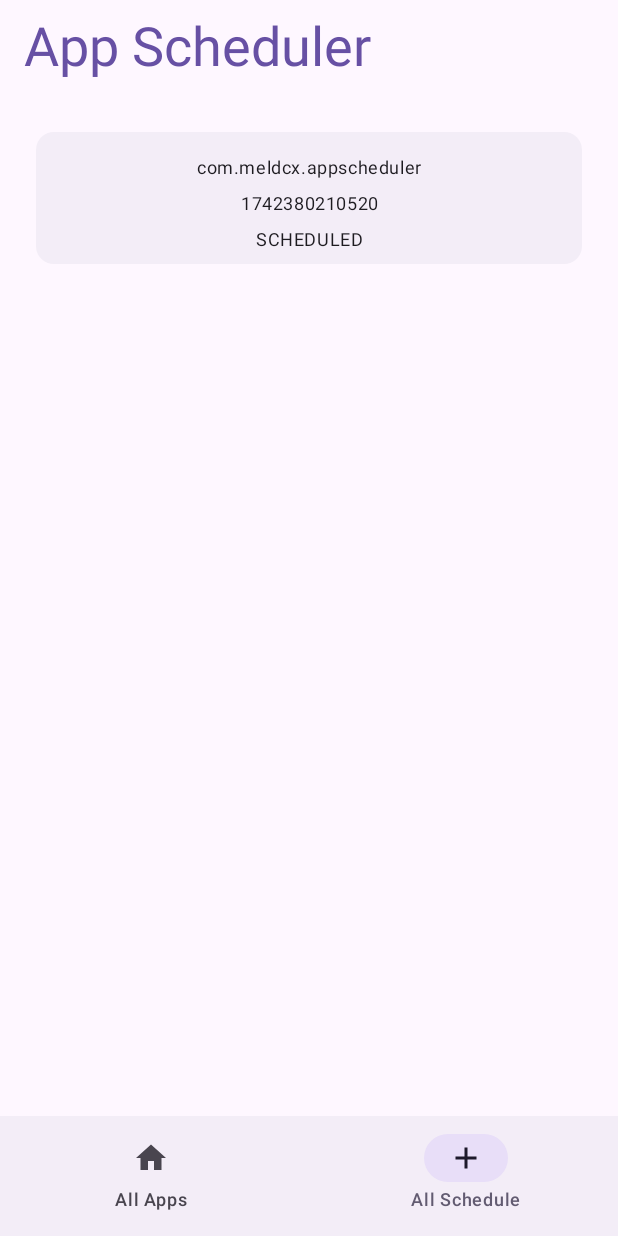
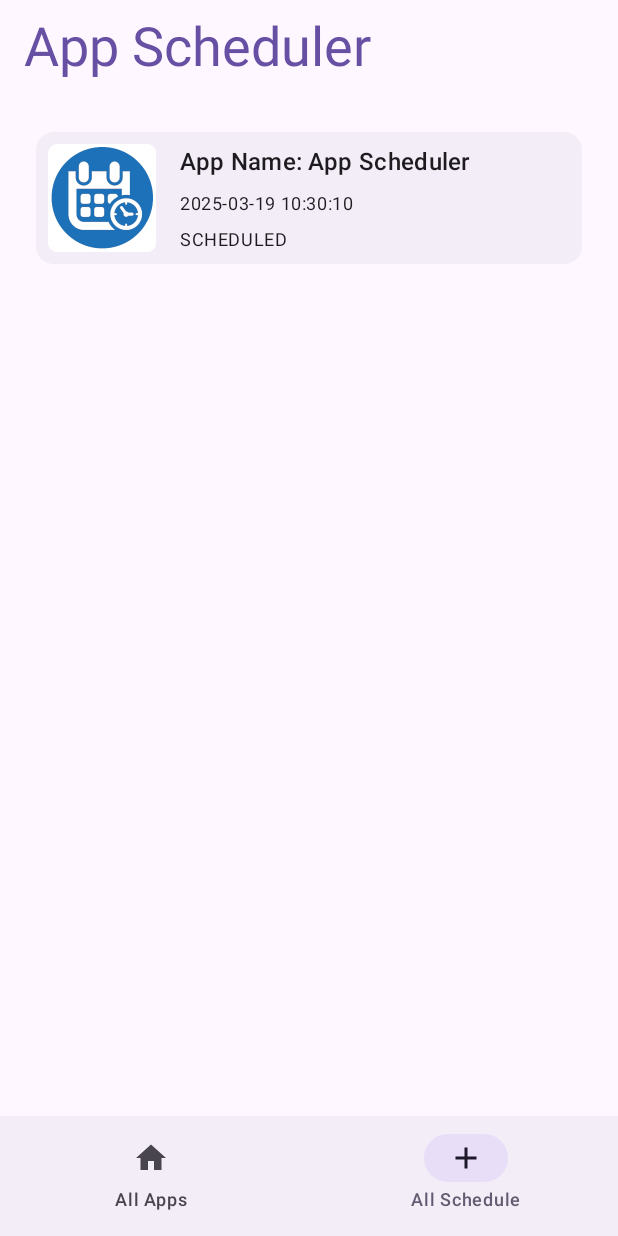
Before and after one commit to asadullah012/appscheduler, an Android app built with Jetpack Compose: the AppScheduleScreen screen opened through its navigation route, on a phone screen of 412 x 824 dp. Run offline under Robolectric (Android 15) with nearby library versions, the phone set to English and light mode, and no system bars; our stand-ins replace Room's generated code.

Commit message:
updated schedule repo and schedule ui

```diff
--- a/app/build.gradle.kts
+++ b/app/build.gradle.kts
@@ -59,6 +59,8 @@ dependencies {
     testImplementation(libs.androidx.room.testing)
     implementation(libs.androidx.room.paging)
 
+    implementation(libs.accompanist.permissions)
+
     implementation(libs.koin.android)
     implementation(libs.koin.androidx.compose)
     testImplementation(libs.junit)
--- a/app/src/main/AndroidManifest.xml
+++ b/app/src/main/AndroidManifest.xml
@@ -4,6 +4,7 @@
 
     <uses-permission android:name="android.permission.QUERY_ALL_PACKAGES"
         tools:ignore="QueryAllPackagesPermission" />
+    <uses-permission android:name="android.permission.SCHEDULE_EXACT_ALARM"/>
 
     <application
         android:name=".MainApplication"
--- a/app/src/main/java/com/meldcx/appscheduler/MainActivity.kt
+++ b/app/src/main/java/com/meldcx/appscheduler/MainActivity.kt
@@ -5,6 +5,7 @@ import androidx.activity.ComponentActivity
 import androidx.activity.compose.setContent
 import com.meldcx.appscheduler.presentation.screen.AppListScreen
 import com.meldcx.appscheduler.presentation.screen.MainScreen
+import com.meldcx.appscheduler.utils.GrantPermission
 
 class MainActivity : ComponentActivity() {
     override fun onCreate(savedInstanceState: Bundle?) {
--- a/app/src/main/java/com/meldcx/appscheduler/domain/repository/AppRepository.kt
+++ b/app/src/main/java/com/meldcx/appscheduler/domain/repository/AppRepository.kt
@@ -8,8 +8,4 @@ interface AppRepository {
     fun getInstalledApps(): Flow<List<AppInfo>>
     suspend fun saveApps(apps: List<AppInfo>)
     suspend fun syncInstalledApp()
-
-    fun getLaunchSchedules(): Flow<List<LaunchSchedule>>
-    suspend fun insertLaunchSchedule(launchSchedule: LaunchSchedule)
-    suspend fun deleteAllLaunchSchedule()
 }
--- /dev/null
+++ b/app/src/main/java/com/meldcx/appscheduler/domain/repository/ScheduleRepository.kt
@@ -0,0 +1,10 @@
+package com.meldcx.appscheduler.domain.repository
+
+import com.meldcx.appscheduler.domain.model.LaunchSchedule
+import kotlinx.coroutines.flow.Flow
+
+interface ScheduleRepository {
+    fun getLaunchSchedules(): Flow<List<LaunchSchedule>>
+    suspend fun insertLaunchSchedule(launchSchedule: LaunchSchedule)
+    suspend fun deleteAllLaunchSchedule()
+}
--- a/app/src/main/java/com/meldcx/appscheduler/domain/usecase/LaunchScheduleUseCase.kt
+++ b/app/src/main/java/com/meldcx/appscheduler/domain/usecase/LaunchScheduleUseCase.kt
@@ -1,21 +1,27 @@
 package com.meldcx.appscheduler.domain.usecase
 
 import com.meldcx.appscheduler.domain.model.LaunchSchedule
-import com.meldcx.appscheduler.domain.repository.AppRepository
+import com.meldcx.appscheduler.domain.repository.ScheduleRepository
 
 
-class GetLaunchScheduleUseCase(private val repository: AppRepository) {
+class GetLaunchScheduleUseCase(private val repository: ScheduleRepository) {
     operator fun invoke() = repository.getLaunchSchedules()
 }
 
-class InsertLaunchScheduleUseCase(private val repository: AppRepository) {
+class InsertLaunchScheduleUseCase(private val repository: ScheduleRepository) {
     suspend operator fun invoke(launchSchedule: LaunchSchedule) {
         repository.insertLaunchSchedule(launchSchedule)
     }
 }
 
-class DeleteAllLaunchScheduleUseCase(private val repository: AppRepository) {
+class DeleteAllLaunchScheduleUseCase(private val repository: ScheduleRepository) {
     suspend operator fun invoke() {
         repository.deleteAllLaunchSchedule()
     }
 }
+
+class ScheduleAppLaunchUseCase() {
+    operator fun invoke(launchSchedule: LaunchSchedule) {
+
+    }
+}
--- a/app/src/main/java/com/meldcx/appscheduler/presentation/screen/AppScheduleScreen.kt
+++ b/app/src/main/java/com/meldcx/appscheduler/presentation/screen/AppScheduleScreen.kt
@@ -1,9 +1,13 @@
 package com.meldcx.appscheduler.presentation.screen
 
+import androidx.compose.foundation.Image
+import androidx.compose.foundation.layout.Arrangement
 import androidx.compose.foundation.layout.Column
+import androidx.compose.foundation.layout.Row
 import androidx.compose.foundation.layout.fillMaxSize
 import androidx.compose.foundation.layout.fillMaxWidth
 import androidx.compose.foundation.layout.padding
+import androidx.compose.foundation.layout.size
 import androidx.compose.foundation.lazy.LazyColumn
 import androidx.compose.foundation.lazy.items
 import androidx.compose.material3.Card
@@ -13,26 +17,32 @@ import androidx.compose.material3.Text
 import androidx.compose.runtime.Composable
 import androidx.compose.runtime.collectAsState
 import androidx.compose.runtime.getValue
+import androidx.compose.ui.Alignment
 import androidx.compose.ui.Alignment.Companion.CenterHorizontally
 import androidx.compose.ui.Modifier
+import androidx.compose.ui.platform.LocalContext
 import androidx.compose.ui.text.style.TextAlign
 import androidx.compose.ui.unit.dp
+import com.meldcx.appscheduler.domain.model.AppInfo
 import com.meldcx.appscheduler.domain.model.LaunchSchedule
+import com.meldcx.appscheduler.presentation.viewmodel.AppViewModel
 import com.meldcx.appscheduler.presentation.viewmodel.LaunchScheduleViewModel
+import com.meldcx.appscheduler.utils.formatTimestamp
+import com.meldcx.appscheduler.utils.getIconDrawableByPackageName
 import org.koin.androidx.compose.koinViewModel
 
 @Composable
 fun AppScheduleScreen() {
     val launchScheduleViewModel: LaunchScheduleViewModel = koinViewModel()
     val launchSchedules by launchScheduleViewModel.apps.collectAsState()
-
+    val appViewModel: AppViewModel = koinViewModel()
     Column(modifier = Modifier.fillMaxSize().padding(16.dp)) {
         if(launchSchedules.isEmpty()){
             Text("No Scheduled Apps")
         } else {
             LazyColumn {
                 items(launchSchedules) { launchSchedule ->
-                    ScheduleItem(launchSchedule)
+                    ScheduleItem(launchSchedule, appViewModel.getAppInfoByPackageName(launchSchedule.packageName))
                 }
             }
         }
@@ -40,26 +50,36 @@ fun AppScheduleScreen() {
 }
 
 @Composable
-fun ScheduleItem(launchSchedule: LaunchSchedule) {
+fun ScheduleItem(launchSchedule: LaunchSchedule, appInfo: AppInfo?) {
+    val context = LocalContext.current
     Card(
         modifier = Modifier.fillMaxWidth().padding(8.dp),
         colors = CardDefaults.cardColors(
             containerColor = MaterialTheme.colorScheme.surfaceContainer,
         )
     ) {
+        Row(modifier = Modifier.fillMaxSize().padding(8.dp),
+            verticalAlignment = Alignment.CenterVertically){
+            Image(bitmap = getIconDrawableByPackageName(context, launchSchedule.packageName), contentDescription = appInfo?.appName,
+                modifier = Modifier.size(72.dp))
             Column(
-            modifier = Modifier.fillMaxSize().padding(8.dp),
-            horizontalAlignment = CenterHorizontally
+                modifier = Modifier.fillMaxSize().padding(horizontal = 16.dp),
+                horizontalAlignment = Alignment.Start,
+                verticalArrangement = Arrangement.Center
             ) {
-            Text(text = launchSchedule.packageName, style = MaterialTheme.typography.bodySmall, textAlign = TextAlign.Center,
+                appInfo?.let {
+                    Text(text = "App Name: ${it.appName}", style = MaterialTheme.typography.titleMedium, textAlign = TextAlign.Start,
+                        modifier = Modifier.fillMaxWidth()
+                    )
+                }
+                Text(text = formatTimestamp(launchSchedule.scheduledTime), style = MaterialTheme.typography.bodySmall, textAlign = TextAlign.Start,
                     modifier = Modifier.fillMaxWidth().padding(top = 8.dp)
                 )
-            Text(text = launchSchedule.scheduledTime.toString(), style = MaterialTheme.typography.bodySmall, textAlign = TextAlign.Center,
-                modifier = Modifier.fillMaxWidth().padding(top = 8.dp)
-            )
-            Text(text = launchSchedule.status.toString(), style = MaterialTheme.typography.bodySmall, textAlign = TextAlign.Center,
+                Text(text = launchSchedule.status.toString(), style = MaterialTheme.typography.bodySmall, textAlign = TextAlign.Start,
                     modifier = Modifier.fillMaxWidth().padding(top = 8.dp)
                 )
             }
         }
+
     }
+}
--- a/app/src/main/java/com/meldcx/appscheduler/presentation/screen/MainScreen.kt
+++ b/app/src/main/java/com/meldcx/appscheduler/presentation/screen/MainScreen.kt
@@ -13,6 +13,7 @@ import androidx.compose.ui.Modifier
 import androidx.navigation.compose.rememberNavController
 import com.meldcx.appscheduler.presentation.navigation.AppNavHost
 import com.meldcx.appscheduler.presentation.navigation.BottomNavigationBar
+import com.meldcx.appscheduler.utils.GrantPermission
 
 @OptIn(ExperimentalMaterial3Api::class)
 @Composable
@@ -33,6 +34,7 @@ fun MainScreen() {
     ) { paddingValues ->
         Box(modifier = Modifier.padding(paddingValues)) {
             AppNavHost(navController)
+            GrantPermission {  }
         }
     }
 }
--- a/app/src/main/java/com/meldcx/appscheduler/presentation/viewmodel/AppViewModel.kt
+++ b/app/src/main/java/com/meldcx/appscheduler/presentation/viewmodel/AppViewModel.kt
@@ -29,6 +29,10 @@ class AppViewModel(
         }
     }
 
+    fun getAppInfoByPackageName(packageName: String): AppInfo? {
+        return apps.value.find { it.packageName == packageName }
+    }
+
     fun syncInstalledApps(){
         viewModelScope.launch {
             syncInstalledAppsUseCase()
--- /dev/null
+++ b/app/src/main/java/com/meldcx/appscheduler/utils/GrantPermission.kt
@@ -0,0 +1,34 @@
+package com.meldcx.appscheduler.utils
+
+import android.Manifest.permission.SCHEDULE_EXACT_ALARM
+import android.os.Build
+import android.util.Log
+import androidx.compose.runtime.Composable
+import androidx.compose.runtime.LaunchedEffect
+import com.google.accompanist.permissions.ExperimentalPermissionsApi
+import com.google.accompanist.permissions.rememberMultiplePermissionsState
+
+
+@OptIn(ExperimentalPermissionsApi::class)
+@Composable
+fun GrantPermission(onAllPermissionGranted: @Composable () -> Unit) {
+    val permissions:MutableList<String> = mutableListOf()
+
+    if (Build.VERSION.SDK_INT >= Build.VERSION_CODES.S) {
+        permissions.add(SCHEDULE_EXACT_ALARM)
+    }
+    val multiplePermissionsState = rememberMultiplePermissionsState(permissions)
+
+    LaunchedEffect(Unit) {
+        if (!multiplePermissionsState.allPermissionsGranted) {
+            multiplePermissionsState.launchMultiplePermissionRequest()
+        }
+    }
+
+    when {
+        multiplePermissionsState.allPermissionsGranted -> {
+            Log.i("TAG", "GrantPermission: All permissions granted!")
+            onAllPermissionGranted()
+        }
+    }
+}
--- /dev/null
+++ b/app/src/main/java/com/meldcx/appscheduler/utils/ScheduleAlarm.kt
@@ -0,0 +1 @@
+package com.meldcx.appscheduler.utils
--- /dev/null
+++ b/app/src/main/java/com/meldcx/appscheduler/utils/UiUtils.kt
@@ -0,0 +1,38 @@
+package com.meldcx.appscheduler.utils
+
+import android.content.Context
+import android.content.pm.PackageManager
+import androidx.appcompat.content.res.AppCompatResources
+import androidx.compose.runtime.Composable
+import androidx.compose.runtime.remember
+import androidx.compose.ui.graphics.ImageBitmap
+import androidx.compose.ui.graphics.asImageBitmap
+import androidx.core.graphics.drawable.toBitmap
+import com.meldcx.appscheduler.R
+import java.text.SimpleDateFormat
+import java.util.Date
+import java.util.Locale
+
+@Composable
+fun getIconDrawableByPackageName(context: Context, packageName: String) : ImageBitmap {
+    val packageManager = context.packageManager
+
+    val iconDrawable = remember {
+        try {
+            packageManager.getApplicationIcon(packageName)
+        } catch (e: PackageManager.NameNotFoundException) {
+            null
+        }
+    }
+
+    if (iconDrawable != null) {
+        return iconDrawable.toBitmap().asImageBitmap()
+    }
+    return AppCompatResources.getDrawable(context, R.mipmap.ic_launcher)!!.toBitmap().asImageBitmap()
+}
+
+fun formatTimestamp(timestamp: Long): String {
+    val sdf = SimpleDateFormat("yyyy-MM-dd HH:mm:ss", Locale.getDefault()) // Customize the format as needed
+    val date = Date(timestamp)
+    return sdf.format(date)
+}
--- a/gradle/libs.versions.toml
+++ b/gradle/libs.versions.toml
@@ -1,4 +1,5 @@
 [versions]
+accompanistPermissions = "0.37.0"
 agp = "8.9.0"
 koinAndroid = "4.0.2"
 koinAndroidxCompose = "4.0.2"
@@ -15,6 +16,7 @@ room = "2.6.1"
 ksp = "2.1.10-1.0.31"
 
 [libraries]
+accompanist-permissions = { module = "com.google.accompanist:accompanist-permissions", version.ref = "accompanistPermissions" }
 androidx-core-ktx = { group = "androidx.core", name = "core-ktx", version.ref = "coreKtx" }
 androidx-navigation-compose = { module = "androidx.navigation:navigation-compose", version.ref = "navigationCompose" }
 androidx-room-compiler = { module = "androidx.room:room-compiler", version.ref = "room" }
```
Also changed, not shown: app/src/main/java/com/meldcx/appscheduler/data/repository/AppRepositoryImpl.kt (+1 -15 lines), app/src/main/java/com/meldcx/appscheduler/data/repository/ScheduleRepositoryImpl.kt (added, +29 -0 lines), app/src/main/java/com/meldcx/appscheduler/di/AppModule.kt (+6 -2 lines), app/src/main/java/com/meldcx/appscheduler/presentation/screen/AppListScreen.kt (+1 -36 lines). Lines whose indentation alone changed are shown as unchanged.
